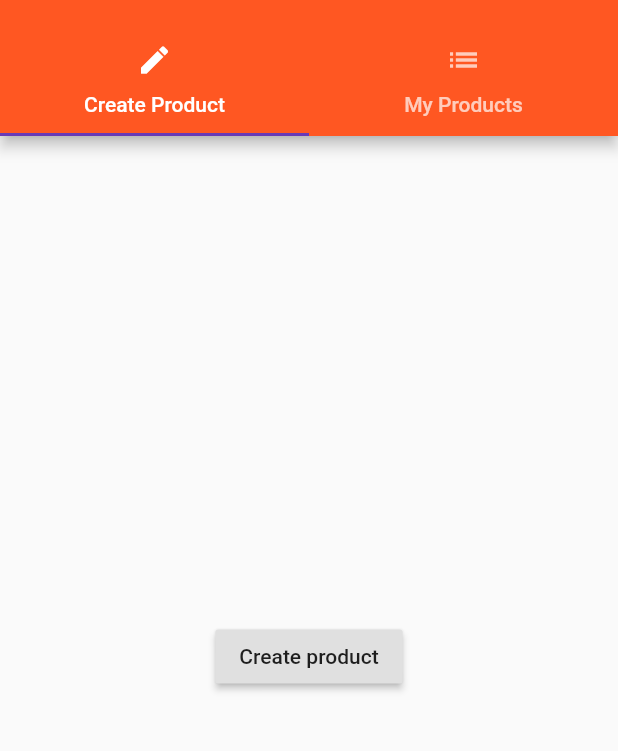
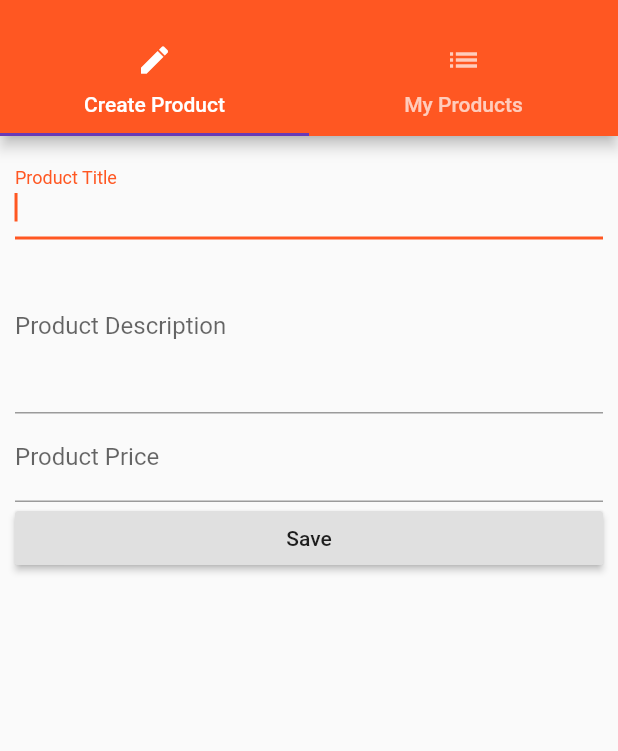
Before and after one commit to MateuszNaKodach/flutter_course_application, a Flutter app: the ProductsAdminPage screen opened by its route, on a phone screen of 412 x 824 dp, the part 59-810 px from its top. Run offline on Flutter 3.47's test engine with Material 2 defaults, Android fonts, the phone set to English and light mode, and no system bars.

Commit message:
Section 7: Lecture 92. Using our Form to Create a New Product

```diff
--- a/lib/main.dart
+++ b/lib/main.dart
@@ -1,9 +1,8 @@
 import 'package:flutter/material.dart';
-import 'package:flutter_course_application/pages/auth.dart';
+import 'package:flutter_course_application/models/product.dart';
 import 'package:flutter_course_application/pages/product.dart';
 import 'package:flutter_course_application/pages/products.dart';
 import 'package:flutter_course_application/pages/products_admin.dart';
-import 'package:flutter_course_application/product_manager.dart';
 
 void main() => runApp(MyApp());
 
@@ -15,7 +14,7 @@ class MyApp extends StatefulWidget {
 }
 
 class _MyAppState extends State<MyApp> {
-  List<Map<String, String>> _products = [];
+  List<Product> _products = [];
 
   @override
   Widget build(BuildContext context) {
@@ -27,8 +26,8 @@ class _MyAppState extends State<MyApp> {
         //home: AuthPage(),
         routes: {
           Routes.ROOT: (BuildContext context) =>
-              ProductsPage(_products, _addProduct, _deleteProduct),
-          Routes.ADMIN: (BuildContext context) => ProductsAdminPage()
+              ProductsPage(_products),
+          Routes.ADMIN: (BuildContext context) => ProductsAdminPage(_addProduct, _deleteProduct)
         },
         onGenerateRoute: (RouteSettings settings) {
           final List<String> pathElements = settings.name.split('/');
@@ -39,18 +38,18 @@ class _MyAppState extends State<MyApp> {
             final int index = int.parse(pathElements[2]);
             return MaterialPageRoute<bool>(
                 builder: (BuildContext context) => ProductPage(
-                    _products[index]['title'], _products[index]['image']));
+                    _products[index]));
           }
           return null;
         },
         onUnknownRoute: (RouteSettings settings) {
           return MaterialPageRoute(
               builder: (BuildContext context) =>
-                  ProductsPage(_products, _addProduct, _deleteProduct));
+                  ProductsPage(_products));
         });
   }
 
-  void _addProduct(Map<String, String> product) {
+  void _addProduct(Product product) {
     setState(() {
       _products.add(product);
     });
--- /dev/null
+++ b/lib/models/product.dart
@@ -0,0 +1,8 @@
+class Product {
+  final String title;
+  final String description;
+  final double price;
+  final String image;
+
+  Product(this.title, {this.description, this.price = 0.0, this.image = 'assets/food.jpg'});
+}
--- a/lib/pages/product.dart
+++ b/lib/pages/product.dart
@@ -1,10 +1,10 @@
 import 'package:flutter/material.dart';
+import 'package:flutter_course_application/models/product.dart';
 
 class ProductPage extends StatelessWidget {
-  final String title;
-  final String imageUrl;
+  final Product product;
 
-  ProductPage(this.title, this.imageUrl);
+  ProductPage(this.product);
 
   @override
   Widget build(BuildContext context) => WillPopScope(
@@ -19,8 +19,8 @@ class ProductPage extends StatelessWidget {
               //mainAxisAlignment: MainAxisAlignment.center,
               //crossAxisAlignment: CrossAxisAlignment.center,
               children: [
-                Image.asset(imageUrl),
-                Container(padding: EdgeInsets.all(10.0), child: Text(title)),
+                Image.asset(product.image),
+                Container(padding: EdgeInsets.all(10.0), child: Text(product.title)),
                 Container(
                     padding: EdgeInsets.all(10.0),
                     child: RaisedButton(
--- a/lib/pages/product_create.dart
+++ b/lib/pages/product_create.dart
@@ -1,16 +1,64 @@
 import 'package:flutter/material.dart';
+import 'package:flutter_course_application/models/product.dart';
 
-class ProductCreatePage extends StatelessWidget {
+class ProductCreatePage extends StatefulWidget {
+  final Function addProduct;
+
+  ProductCreatePage(this.addProduct);
+
+  @override
+  State createState() {
+    return _ProductCreatePageState();
+  }
+}
+
+class _ProductCreatePageState extends State<ProductCreatePage> {
+  String titleValue;
+  String descriptionValue;
+  double priceValue;
+
   @override
   Widget build(BuildContext context) {
-    return Center(
-        child: RaisedButton(
-            child: Text('Create product'),
+    return Container(
+        margin: EdgeInsets.all(10.0),
+        child: ListView(children: [
+          TextField(
+              decoration: InputDecoration(
+                labelText: 'Product Title',
+              ),
+              autofocus: true,
+              onChanged: (String value) {
+                setState(() {
+                  titleValue = value;
+                });
+              }),
+          TextField(
+              decoration: InputDecoration(
+                labelText: 'Product Description',
+              ),
+              maxLines: 4,
+              onChanged: (String value) {
+                setState(() {
+                  descriptionValue = value;
+                });
+              }),
+          TextField(
+              decoration: InputDecoration(
+                labelText: 'Product Price',
+              ),
+              keyboardType: TextInputType.number,
+              onChanged: (String value) {
+                setState(() {
+                  priceValue = double.parse(value);
+                });
+              }),
+          RaisedButton(
+            child: Text('Save'),
             onPressed: () {
-              showModalBottomSheet(
-                  context: context, builder: (BuildContext context) {
-                    return Center(child: Text('This is a modal'));
-              });
-            }));
+              widget.addProduct(Product(titleValue,
+                  description: descriptionValue, price: priceValue));
+            },
+          )
+        ]));
   }
 }
--- a/lib/pages/products_admin.dart
+++ b/lib/pages/products_admin.dart
@@ -2,9 +2,14 @@ import 'package:flutter/material.dart';
 import 'package:flutter_course_application/main.dart';
 import 'package:flutter_course_application/pages/product_create.dart';
 import 'package:flutter_course_application/pages/product_list.dart';
-import 'package:flutter_course_application/pages/products.dart';
 
 class ProductsAdminPage extends StatelessWidget {
+
+  final Function addProduct;
+  final Function deleteProduct;
+
+  ProductsAdminPage(this.addProduct, this.deleteProduct);
+
   @override
   Widget build(BuildContext context) {
     return DefaultTabController(length: 2, child: _buildScaffold(context));
@@ -27,7 +32,7 @@ class ProductsAdminPage extends StatelessWidget {
   }
 
   Widget _buildPageBody(BuildContext context) {
-    return TabBarView(children: [ProductCreatePage(), ProductListPage()]);
+    return TabBarView(children: [ProductCreatePage(addProduct), ProductListPage()]);
   }
 
   Widget _buildNavigationDrawer(BuildContext context) {
```
Also changed, not shown: lib/pages/products.dart (+4 -5 lines), lib/product_control.dart (deleted, +0 -19 lines), lib/product_manager.dart (+4 -9 lines), lib/products.dart (+6 -7 lines).
